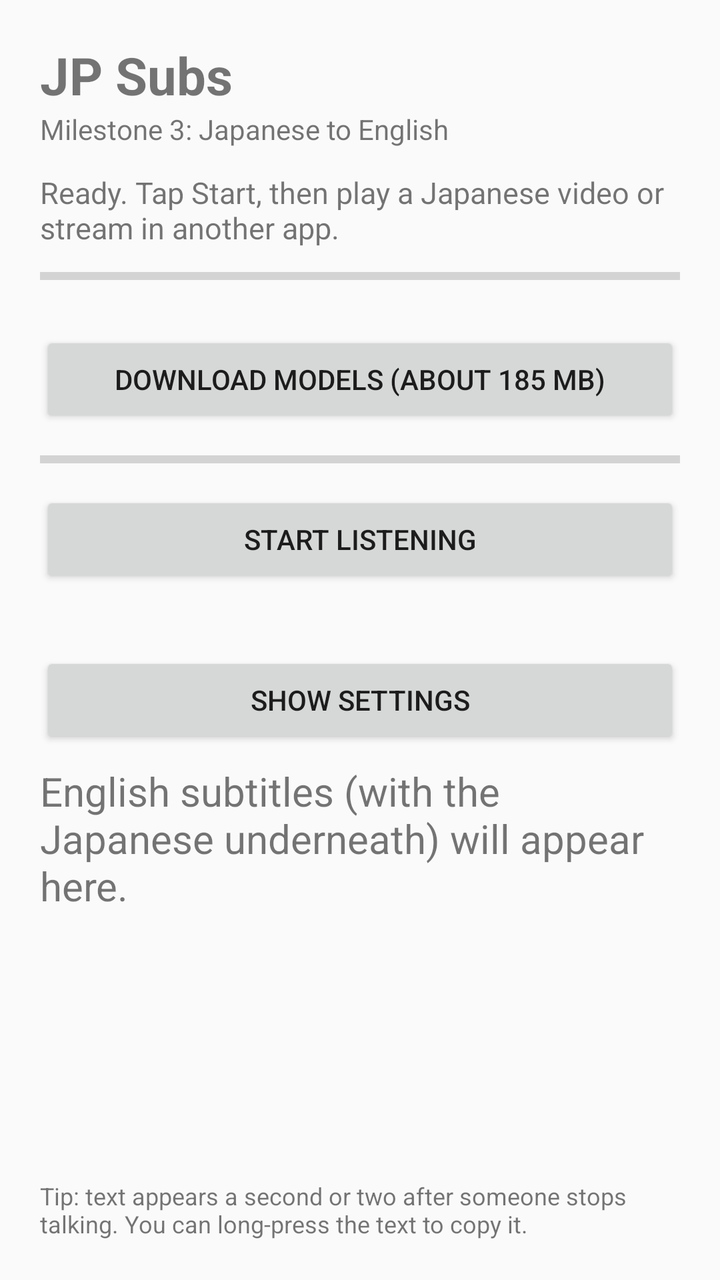
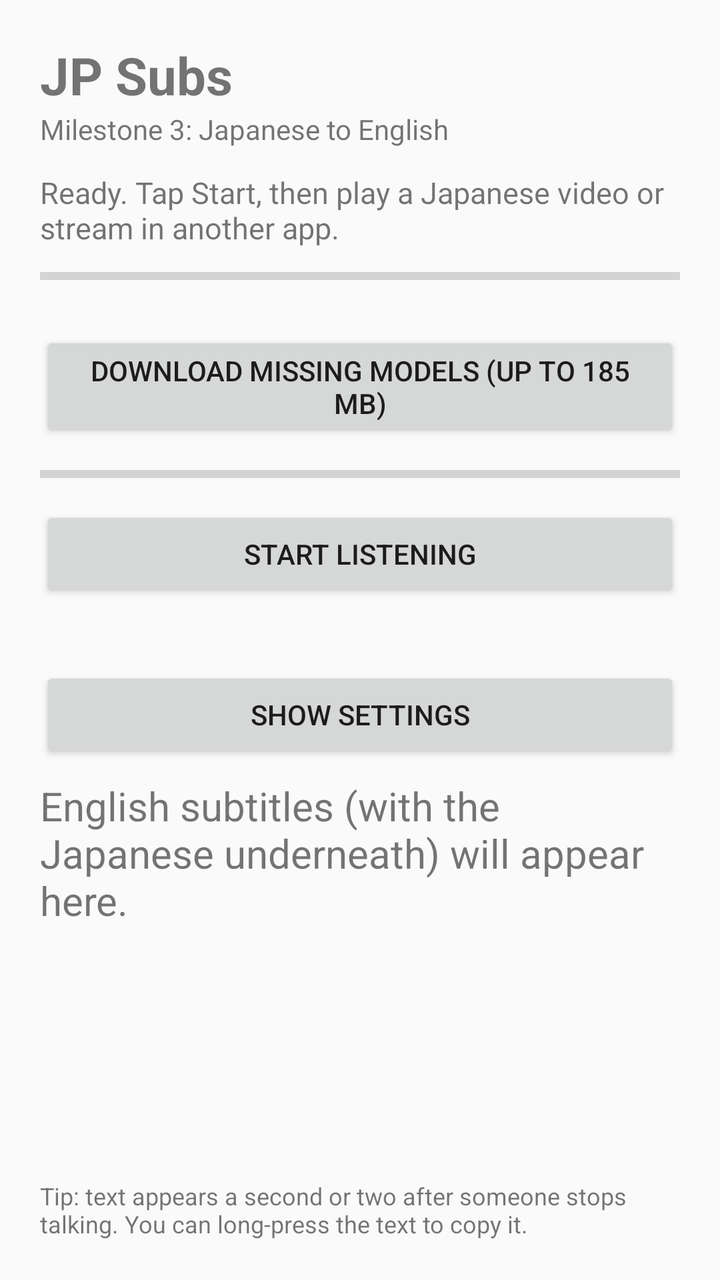

An Android layout rendered at two revisions. The XML below is the earlier revision; the diff shows what the commit changed to produce the second picture.
<!-- AndroidManifest.xml: application theme Theme.JpSubs -->
<!-- res/layout/activity_main.xml -->
<?xml version="1.0" encoding="utf-8"?>
<LinearLayout xmlns:android="http://schemas.android.com/apk/res/android"
    android:layout_width="match_parent"
    android:layout_height="match_parent"
    android:orientation="vertical"
    android:fitsSystemWindows="true">

    <LinearLayout
        android:layout_width="match_parent"
        android:layout_height="match_parent"
        android:orientation="vertical"
        android:padding="20dp">

        <TextView
            android:layout_width="wrap_content"
            android:layout_height="wrap_content"
            android:text="@string/app_name"
            android:textSize="26sp"
            android:textStyle="bold" />

        <TextView
            android:layout_width="wrap_content"
            android:layout_height="wrap_content"
            android:layout_marginBottom="12dp"
            android:text="@string/subtitle"
            android:textSize="14sp" />

        <TextView
            android:id="@+id/statusText"
            android:layout_width="match_parent"
            android:layout_height="wrap_content"
            android:layout_marginBottom="8dp"
            android:text="@string/status_idle"
            android:textSize="15sp" />

        
        <LinearLayout
            android:id="@+id/downloadPanel"
            android:layout_width="match_parent"
            android:layout_height="wrap_content"
            android:orientation="vertical"
            android:layout_marginBottom="8dp">

            <ProgressBar
                android:id="@+id/downloadBar"
                style="?android:attr/progressBarStyleHorizontal"
                android:layout_width="match_parent"
                android:layout_height="12dp"
                android:max="100"
                android:progress="0" />

            <TextView
                android:id="@+id/downloadText"
                android:layout_width="match_parent"
                android:layout_height="wrap_content"
                android:layout_marginTop="4dp"
                android:text=""
                android:textSize="13sp" />

            <Button
                android:id="@+id/downloadButton"
                android:layout_width="match_parent"
                android:layout_height="wrap_content"
                android:text="@string/btn_download" />
        </LinearLayout>

        
        <ProgressBar
            android:id="@+id/levelBar"
            style="?android:attr/progressBarStyleHorizontal"
            android:layout_width="match_parent"
            android:layout_height="16dp"
            android:layout_marginBottom="8dp"
            android:max="100"
            android:progress="0"
            android:progressTint="#2E7D32" />

        <Button
            android:id="@+id/toggleButton"
            android:layout_width="match_parent"
            android:layout_height="wrap_content"
            android:layout_marginBottom="8dp"
            android:text="@string/btn_start" />

        <TextView
            android:id="@+id/statsText"
            android:layout_width="match_parent"
            android:layout_height="wrap_content"
            android:layout_marginBottom="8dp"
            android:text=""
            android:textSize="12sp" />

        <Button
            android:id="@+id/settingsButton"
            android:layout_width="match_parent"
            android:layout_height="wrap_content"
            android:layout_marginBottom="8dp"
            android:text="@string/btn_show_settings" />

        
        <ScrollView
            android:layout_width="match_parent"
            android:layout_height="0dp"
            android:layout_weight="1">

            <LinearLayout
                android:layout_width="match_parent"
                android:layout_height="wrap_content"
                android:orientation="vertical">

                
                <LinearLayout
                    android:id="@+id/settingsPanel"
                    android:layout_width="match_parent"
                    android:layout_height="wrap_content"
                    android:layout_marginBottom="16dp"
                    android:orientation="vertical"
                    android:visibility="gone">

                    <TextView
                        android:id="@+id/labelThreshold"
                        android:layout_width="match_parent"
                        android:layout_height="wrap_content"
                        android:textSize="14sp" />
                    <SeekBar
                        android:id="@+id/sliderThreshold"
                        android:layout_width="match_parent"
                        android:layout_height="wrap_content" />

                    <TextView
                        android:id="@+id/labelSilence"
                        android:layout_width="match_parent"
                        android:layout_height="wrap_content"
                        android:layout_marginTop="8dp"
                        android:textSize="14sp" />
                    <SeekBar
                        android:id="@+id/sliderSilence"
                        android:layout_width="match_parent"
                        android:layout_height="wrap_content" />

                    <TextView
                        android:id="@+id/labelMaxSpeech"
                        android:layout_width="match_parent"
                        android:layout_height="wrap_content"
                        android:layout_marginTop="8dp"
                        android:textSize="14sp" />
                    <SeekBar
                        android:id="@+id/sliderMaxSpeech"
                        android:layout_width="match_parent"
                        android:layout_height="wrap_content" />

                    <TextView
                        android:id="@+id/labelGain"
                        android:layout_width="match_parent"
                        android:layout_height="wrap_content"
                        android:layout_marginTop="8dp"
                        android:textSize="14sp" />
                    <SeekBar
                        android:id="@+id/sliderGain"
                        android:layout_width="match_parent"
                        android:layout_height="wrap_content" />

                    <TextView
                        android:id="@+id/labelMinChars"
                        android:layout_width="match_parent"
                        android:layout_height="wrap_content"
                        android:layout_marginTop="8dp"
                        android:textSize="14sp" />
                    <SeekBar
                        android:id="@+id/sliderMinChars"
                        android:layout_width="match_parent"
                        android:layout_height="wrap_content" />

                    <CheckBox
                        android:id="@+id/debugCheck"
                        android:layout_width="match_parent"
                        android:layout_height="wrap_content"
                        android:layout_marginTop="8dp"
                        android:text="@string/check_debug" />

                    <Button
                        android:id="@+id/resetButton"
                        android:layout_width="match_parent"
                        android:layout_height="wrap_content"
                        android:text="@string/btn_reset" />
                </LinearLayout>

                <TextView
                    android:id="@+id/transcriptText"
                    android:layout_width="match_parent"
                    android:layout_height="wrap_content"
                    android:text="@string/transcript_empty"
                    android:textIsSelectable="true"
                    android:textSize="20sp" />
            </LinearLayout>
        </ScrollView>

        <TextView
            android:layout_width="match_parent"
            android:layout_height="wrap_content"
            android:layout_marginTop="8dp"
            android:text="@string/hint"
            android:textSize="12sp" />

    </LinearLayout>
</LinearLayout>
<!-- resources referenced by this layout -->
<resources>
  <string name="app_name">JP Subs</string>
  <string name="btn_download">Download models (about 185 MB)</string>
  <string name="btn_reset">Reset to defaults</string>
  <string name="btn_show_settings">Show settings</string>
  <string name="btn_start">Start listening</string>
  <string name="check_debug">Show debug info</string>
  <string name="hint">Tip: text appears a second or two after someone stops talking. You can long-press the text to copy it.</string>
  <string name="status_idle">Ready. Tap Start, then play a Japanese video or stream in another app.</string>
  <string name="subtitle">Milestone 3: Japanese to English</string>
  <string name="transcript_empty">English subtitles (with the Japanese underneath) will appear here.</string>
  <style name="Theme.JpSubs" parent="android:Theme.Material.Light.NoActionBar" />
</resources>

<!-- the commit's change to res/layout/activity_main.xml (unified diff, before → after) -->
@@ -170,6 +170,41 @@
                         android:id="@+id/sliderMinChars"
                         android:layout_width="match_parent"
                         android:layout_height="wrap_content" />
+
+                    <TextView
+                        android:id="@+id/labelMinSpeech"
+                        android:layout_width="match_parent"
+                        android:layout_height="wrap_content"
+                        android:layout_marginTop="8dp"
+                        android:textSize="14sp" />
+                    <SeekBar
+                        android:id="@+id/sliderMinSpeech"
+                        android:layout_width="match_parent"
+                        android:layout_height="wrap_content" />
+
+                    <TextView
+                        android:id="@+id/labelPadding"
+                        android:layout_width="match_parent"
+                        android:layout_height="wrap_content"
+                        android:layout_marginTop="8dp"
+                        android:textSize="14sp" />
+                    <SeekBar
+                        android:id="@+id/sliderPadding"
+                        android:layout_width="match_parent"
+                        android:layout_height="wrap_content" />
+
+                    <CheckBox
+                        android:id="@+id/denoiseCheck"
+                        android:layout_width="match_parent"
+                        android:layout_height="wrap_content"
+                        android:layout_marginTop="8dp"
+                        android:text="@string/check_denoise" />
+
+                    <CheckBox
+                        android:id="@+id/denoiseAsrCheck"
+                        android:layout_width="match_parent"
+                        android:layout_height="wrap_content"
+                        android:text="@string/check_denoise_asr" />
 
                     <CheckBox
                         android:id="@+id/debugCheck"
<!-- resource entries referenced after the edit -->
@@ -1,11 +1,13 @@
 <!-- resources referenced by this layout -->
 <resources>
   <string name="app_name">JP Subs</string>
-  <string name="btn_download">Download models (about 185 MB)</string>
+  <string name="btn_download">Download missing models (up to 185 MB)</string>
   <string name="btn_reset">Reset to defaults</string>
   <string name="btn_show_settings">Show settings</string>
   <string name="btn_start">Start listening</string>
   <string name="check_debug">Show debug info</string>
+  <string name="check_denoise">Noise suppression for the detector (recommended)</string>
+  <string name="check_denoise_asr">Also give the recognizer the cleaned audio (test it: can help or hurt)</string>
   <string name="hint">Tip: text appears a second or two after someone stops talking. You can long-press the text to copy it.</string>
   <string name="status_idle">Ready. Tap Start, then play a Japanese video or stream in another app.</string>
   <string name="subtitle">Milestone 3: Japanese to English</string>
